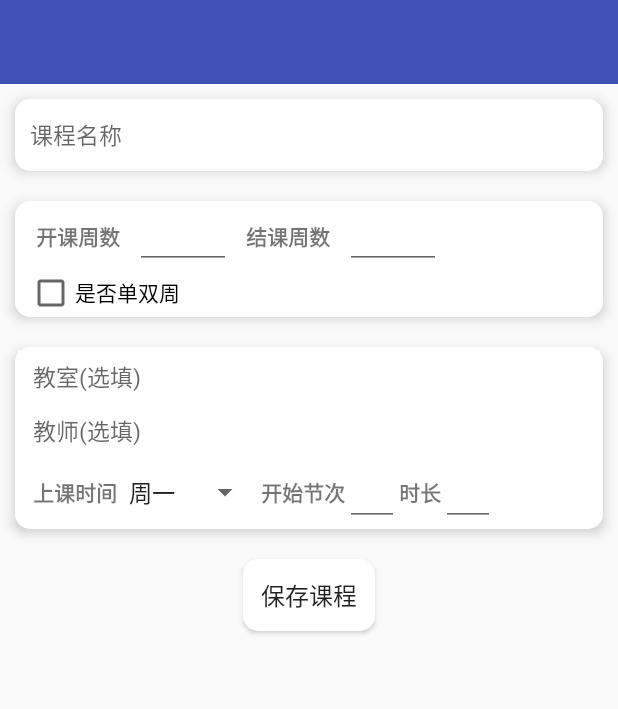
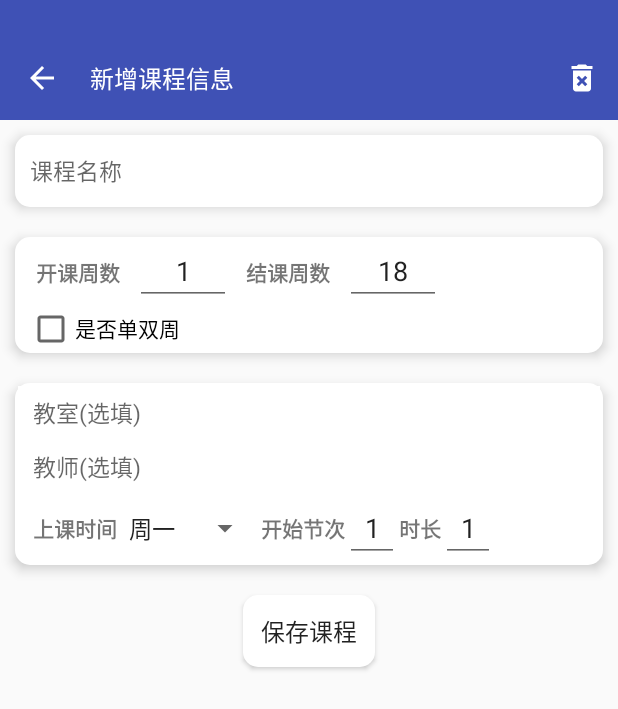
Before and after one commit to simple565/Schedule, an Android app: the EditCourseActivity screen opened directly, with no data from a screen before it, on a phone screen of 412 x 824 dp. Shown: the top 709 px of the screen. Run offline under Robolectric (Android 15) with nearby library versions, the light colour scheme and no system bars; our stand-ins replace Room's generated code.

Commit message:
交互修改(未完成) 添加kotlin依赖

```diff
--- a/app/build.gradle
+++ b/app/build.gradle
@@ -1,4 +1,6 @@
 apply plugin: 'com.android.application'
+apply plugin: 'kotlin-android'
+apply plugin: 'kotlin-android-extensions'
 
 android {
     compileSdkVersion 29
--- a/app/src/main/java/com/maureen/schedule/utils/DisplayUtil.java
+++ b/app/src/main/java/com/maureen/schedule/utils/DisplayUtil.java
@@ -40,4 +40,18 @@ public class DisplayUtil {
         float scale = context.getResources().getDisplayMetrics().density;
         return (int) (pxValue / scale + 0.5f);
     }
+
+    /**
+     * 用于获取状态栏的高度。 使用Resource对象获取（推荐这种方式）
+     *
+     * @return 返回状态栏高度的像素值。
+     */
+    public static int getStatusBarHeight(Context context) {
+        int result = 0;
+        int resourceId = context.getResources().getIdentifier("status_bar_height", "dimen", "android");
+        if (resourceId > 0) {
+            result = context.getResources().getDimensionPixelSize(resourceId);
+        }
+        return result;
+    }
 }
--- a/app/src/main/java/com/maureen/schedule/view/activity/EditCourseActivity.java
+++ b/app/src/main/java/com/maureen/schedule/view/activity/EditCourseActivity.java
@@ -1,5 +1,6 @@
 package com.maureen.schedule.view.activity;
 
+import android.content.Context;
 import android.graphics.Color;
 import android.os.Build;
 import android.os.Bundle;
@@ -13,13 +14,17 @@ import android.widget.CheckBox;
 import android.widget.EditText;
 import android.widget.RadioGroup;
 import android.widget.Spinner;
-
-import androidx.appcompat.app.AppCompatActivity;
-import androidx.lifecycle.ViewModelProvider;
+import android.widget.Toast;
 
 import com.maureen.schedule.CourseViewModel;
 import com.maureen.schedule.R;
 import com.maureen.schedule.data.CourseInfoBean;
+import com.maureen.schedule.utils.DisplayUtil;
+
+import androidx.appcompat.app.AlertDialog;
+import androidx.appcompat.app.AppCompatActivity;
+import androidx.appcompat.widget.Toolbar;
+import androidx.lifecycle.ViewModelProvider;
 
 /**
  * Function:
@@ -34,7 +39,7 @@ public class EditCourseActivity extends AppCompatActivity implements RadioGroup.
     private EditText mCourseNameEdt, mClassroomEdt, mTeacherNameEdt, mCourseLengthEdt;
     private EditText mStartWeekIndexEdt, mEndWeekIndexEdt, mStartClassIndex;
     private boolean isEditMode;
-    private String[] weekDays;
+    private Context mContext;
 
     @Override
     protected void onCreate(Bundle savedInstanceState) {
@@ -45,6 +50,7 @@ public class EditCourseActivity extends AppCompatActivity implements RadioGroup.
             getWindow().setStatusBarColor(Color.TRANSPARENT);
         }
         setContentView(R.layout.fragment_edit_course);
+        mContext = this;
         initData();
         initView();
     }
@@ -63,6 +69,27 @@ public class EditCourseActivity extends AppCompatActivity implements RadioGroup.
     }
 
     private void initView() {
+        Toolbar toolbar = findViewById(R.id.edit_tool_bar);
+        toolbar.setTitle(isEditMode ? R.string.edit_course_info : R.string.add_new_course);
+        toolbar.setPadding(0, DisplayUtil.getStatusBarHeight(mContext), 0, 0);
+        toolbar.setNavigationOnClickListener(v -> {
+            if (TextUtils.isEmpty(mCourseInfoBean.getName())) {
+                finish();
+            } else {
+                showSaveDialog();
+            }
+        });
+        toolbar.setOnMenuItemClickListener(item -> {
+            if (item.getItemId() == R.id.delete) {
+                if (TextUtils.isEmpty(mCourseInfoBean.getName())) {
+                    finish();
+                } else {
+                    showDeleteTipDialog();
+                }
+            }
+            return true;
+        });
+
         RadioGroup weekTypeRgb = findViewById(R.id.add_course_rgb_week_type);
         weekTypeRgb.setVisibility(mCourseInfoBean.getWeekType() != 0 ? View.VISIBLE : View.GONE);
         weekTypeRgb.check(mCourseInfoBean.getWeekType() == 1 ? R.id.add_course_radio_odd : R.id.add_course_radio_even);
@@ -71,10 +98,10 @@ public class EditCourseActivity extends AppCompatActivity implements RadioGroup.
         mCourseNameEdt.setText(TextUtils.isEmpty(mCourseInfoBean.getName()) ? "" : mCourseInfoBean.getName());
 
         mStartWeekIndexEdt = findViewById(R.id.edit_edt_start_week);
-        mStartWeekIndexEdt.setText(mCourseInfoBean.getBeginWeek() == 0 ? "" : String.valueOf(mCourseInfoBean.getBeginWeek()));
+        mStartWeekIndexEdt.setText(mCourseInfoBean.getBeginWeek() == 0 ? "1" : String.valueOf(mCourseInfoBean.getBeginWeek()));
 
         mEndWeekIndexEdt = findViewById(R.id.edit_edt_end_week);
-        mEndWeekIndexEdt.setText(mCourseInfoBean.getEndWeek() == 0 ? "" : String.valueOf(mCourseInfoBean.getEndWeek()));
+        mEndWeekIndexEdt.setText(mCourseInfoBean.getEndWeek() == 0 ? "18" : String.valueOf(mCourseInfoBean.getEndWeek()));
 
         mClassroomEdt = findViewById(R.id.add_course_classroom);
         mClassroomEdt.setText(TextUtils.isEmpty(mCourseInfoBean.getClassroom()) ? "" : mCourseInfoBean.getClassroom());
@@ -97,10 +124,10 @@ public class EditCourseActivity extends AppCompatActivity implements RadioGroup.
         });
 
         mStartClassIndex = findViewById(R.id.edit_edt_start_index);
-        mStartClassIndex.setText(mCourseInfoBean.getBeginTime() == 0 ? "" : String.valueOf(mCourseInfoBean.getBeginTime()));
+        mStartClassIndex.setText(mCourseInfoBean.getBeginTime() == 0 ? "1" : String.valueOf(mCourseInfoBean.getBeginTime()));
 
         mCourseLengthEdt = findViewById(R.id.edit_edt_class_length);
-        mCourseLengthEdt.setText(mCourseInfoBean.getLength() == 0 ? "" : String.valueOf(mCourseInfoBean.getLength()));
+        mCourseLengthEdt.setText(mCourseInfoBean.getLength() == 0 ? "1" : String.valueOf(mCourseInfoBean.getLength()));
 
         CheckBox isOddWeekCheck = findViewById(R.id.edit_ck_is_odd_or_even);
         isOddWeekCheck.setChecked(mCourseInfoBean.getWeekType() != 0);
@@ -109,13 +136,39 @@ public class EditCourseActivity extends AppCompatActivity implements RadioGroup.
         });
 
         Button saveToDb = findViewById(R.id.add_course_btn_save);
-        saveToDb.setOnClickListener(v -> {
-            saveCourseInfo();
-            finish();
-        });
+        saveToDb.setOnClickListener(v -> saveCourseInfo());
+    }
+
+    private void showSaveDialog() {
+        AlertDialog.Builder dialog = new AlertDialog.Builder(mContext)
+                .setMessage("是否保存课程信息")
+                .setPositiveButton("保存", (dialog1, which) -> {
+                    mCourseViewModel.saveCourseInfo(mCourseInfoBean);
+                    finish();
+                })
+                .setNegativeButton("取消", (dialog12, which) -> {
+                    dialog12.dismiss();
+                    finish();
+                });
+        dialog.show();
+    }
+
+    private void showDeleteTipDialog() {
+        AlertDialog.Builder dialog = new AlertDialog.Builder(mContext)
+                .setMessage("删除后，该课程将从课程表中移除")
+                .setPositiveButton("删除", (dialog1, which) -> {
+                    mCourseViewModel.deleteCourseInfo(mCourseInfoBean);
+                    finish();
+                })
+                .setNegativeButton("取消", (dialog12, which) -> dialog12.dismiss());
+        dialog.show();
     }
 
     private void saveCourseInfo() {
+        if (TextUtils.isEmpty(mCourseNameEdt.getText().toString())) {
+            Toast.makeText(mContext, "请输入课程名称", Toast.LENGTH_SHORT).show();
+            return;
+        }
         mCourseInfoBean.setName(mCourseNameEdt.getText().toString().trim());
         mCourseInfoBean.setBeginWeek(Integer.parseInt(mStartWeekIndexEdt.getText().toString().trim()));
         mCourseInfoBean.setEndWeek(Integer.parseInt(mEndWeekIndexEdt.getText().toString().trim()));
@@ -128,6 +181,7 @@ public class EditCourseActivity extends AppCompatActivity implements RadioGroup.
         } else {
             mCourseViewModel.saveCourseInfo(mCourseInfoBean);
         }
+        finish();
     }
 
     @Override
--- /dev/null
+++ b/app/src/main/res/drawable/ic_arrow_back_24.xml
@@ -0,0 +1,10 @@
+<vector xmlns:android="http://schemas.android.com/apk/res/android"
+    android:width="24dp"
+    android:height="24dp"
+    android:tint="#FFFFFF"
+    android:viewportWidth="24"
+    android:viewportHeight="24">
+    <path
+        android:fillColor="@android:color/white"
+        android:pathData="M20,11H7.83l5.59,-5.59L12,4l-8,8 8,8 1.41,-1.41L7.83,13H20v-2z" />
+</vector>
--- /dev/null
+++ b/app/src/main/res/drawable/ic_delete_24.xml
@@ -0,0 +1,10 @@
+<vector xmlns:android="http://schemas.android.com/apk/res/android"
+    android:width="24dp"
+    android:height="24dp"
+    android:tint="#FFFFFF"
+    android:viewportWidth="24"
+    android:viewportHeight="24">
+    <path
+        android:fillColor="@android:color/white"
+        android:pathData="M6,19c0,1.1 0.9,2 2,2h8c1.1,0 2,-0.9 2,-2L18,7L6,7v12zM8.46,11.88l1.41,-1.41L12,12.59l2.12,-2.12 1.41,1.41L13.41,14l2.12,2.12 -1.41,1.41L12,15.41l-2.12,2.12 -1.41,-1.41L10.59,14l-2.13,-2.12zM15.5,4l-1,-1h-5l-1,1L5,4v2h14L19,4z" />
+</vector>
--- a/app/src/main/res/layout/fragment_edit_course.xml
+++ b/app/src/main/res/layout/fragment_edit_course.xml
@@ -1,5 +1,6 @@
 <?xml version="1.0" encoding="utf-8"?>
 <LinearLayout xmlns:android="http://schemas.android.com/apk/res/android"
+    xmlns:app="http://schemas.android.com/apk/res-auto"
     xmlns:tools="http://schemas.android.com/tools"
     android:layout_width="match_parent"
     android:layout_height="wrap_content"
@@ -8,8 +9,14 @@
     <androidx.appcompat.widget.Toolbar
         android:id="@+id/edit_tool_bar"
         android:layout_width="match_parent"
-        android:layout_height="?actionBarSize"
-        android:background="@color/colorPrimary" />
+        android:layout_height="wrap_content"
+        android:background="@color/colorPrimary"
+        android:minHeight="?actionBarSize"
+        app:contentInsetStartWithNavigation="0dp"
+        app:menu="@menu/menu_edit_course"
+        app:navigationIcon="@drawable/ic_arrow_back_24"
+        app:title="@string/add_new_course"
+        app:titleTextAppearance="@style/Toolbar.TitleText" />
 
     <EditText
         android:id="@+id/add_course_name"
--- /dev/null
+++ b/app/src/main/res/menu/menu_edit_course.xml
@@ -0,0 +1,10 @@
+<?xml version="1.0" encoding="utf-8"?>
+<menu xmlns:android="http://schemas.android.com/apk/res/android"
+    xmlns:app="http://schemas.android.com/apk/res-auto">
+    <item
+        android:id="@+id/delete"
+        android:icon="@drawable/ic_delete_24"
+        android:title="@string/delete_course_info"
+        app:showAsAction="ifRoom" />
+
+</menu>
--- /dev/null
+++ b/app/src/main/res/menu/menu_main.xml
@@ -0,0 +1,5 @@
+<?xml version="1.0" encoding="utf-8"?>
+<menu>
+
+
+</menu>
--- a/app/src/main/res/values/strings.xml
+++ b/app/src/main/res/values/strings.xml
@@ -16,6 +16,9 @@
     <string name="is_odd_week_or_even_week">是否单双周</string>
     <string name="odd">单周</string>
     <string name="even">双周</string>
+    <string name="add_new_course">新增课程信息</string>
+    <string name="edit_course_info">编辑课程信息</string>
+    <string name="delete_course_info">删除课程信息</string>
 
     <array name="colors">
         <item>course_bg_blue</item>
--- a/app/src/main/res/values/styles.xml
+++ b/app/src/main/res/values/styles.xml
@@ -5,4 +5,21 @@
         <item name="colorPrimaryDark">@color/colorPrimaryDark</item>
         <item name="colorAccent">@color/colorAccent</item>
     </style>
+
+    <style name="Toolbar.TitleText" parent="TextAppearance.Widget.AppCompat.Toolbar.Title">
+        <item name="android:textSize">16sp</item>
+        <item name="android:textColor">#FFFFFF</item>
+    </style>
+
+    <style name="ToolbarTheme" parent="AppTheme">
+        <item name="android:textColor">@color/colorAccent</item>
+        <item name="android:textSize">16sp</item>
+        <item name="android:actionMenuTextColor">@color/colorPrimary</item>
+        <item name="overlapAnchor">false</item>
+        <item name="contentInsetStart">0dp</item>
+        <item name="contentInsetLeft">0dp</item>
+        <item name="colorControlNormal">@color/white</item>
+        <item name="contentInsetStartWithNavigation">0dp</item>
+    </style>
+
 </resources>
--- a/build.gradle
+++ b/build.gradle
@@ -4,6 +4,7 @@ buildscript {
     ext{
         room_version = '2.2.5'
         nav_version = '2.3.1'
+        kotlin_version = '1.4.20'
     }
     repositories {
         jcenter()
@@ -11,9 +12,7 @@ buildscript {
     }
     dependencies {
         classpath 'com.android.tools.build:gradle:4.1.1'
-
-        // NOTE: Do not place your application dependencies here; they belong
-        // in the individual module build.gradle files
+        classpath "org.jetbrains.kotlin:kotlin-gradle-plugin:$kotlin_version"
     }
 }
 
```
Also changed, not shown: app/src/main/java/com/maureen/schedule/view/activity/MainActivity.java (+35 -16 lines), app/src/main/res/drawable/ic_add_circle.xml (deleted, +0 -9 lines), app/src/main/res/drawable/ic_more_24.xml (added, +10 -0 lines), app/src/main/res/layout/activity_main.xml (+6 -17 lines), 1 other file.
